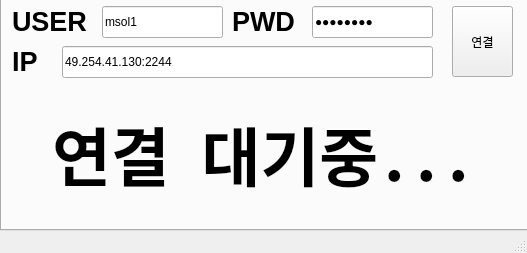
le2dy/lottery, file file observer/IP_insert.ui: the form before one commit.
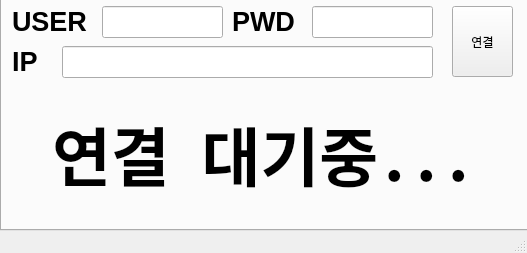
The form after the commit. Icons and pictures are not drawn.

Commit message: remove text

```diff
--- a/file observer/IP_insert.ui
+++ b/file observer/IP_insert.ui
@@ -53,7 +53,7 @@
        </rect>
       </property>
       <property name="text">
-       <string>49.254.41.130:2244</string>
+       <string></string>
       </property>
      </widget>
      <widget class="QLabel" name="label">
@@ -128,7 +128,7 @@
        </rect>
       </property>
       <property name="text">
-       <string>msol1</string>
+       <string></string>
       </property>
      </widget>
      <widget class="QLabel" name="label_2">
@@ -183,7 +183,7 @@
        </rect>
       </property>
       <property name="text">
-       <string>rkskekfk</string>
+       <string></string>
       </property>
       <property name="echoMode">
        <enum>QLineEdit::Password</enum>
```
Left out of the diff: 4 changed lines with no effect on the pictures.
